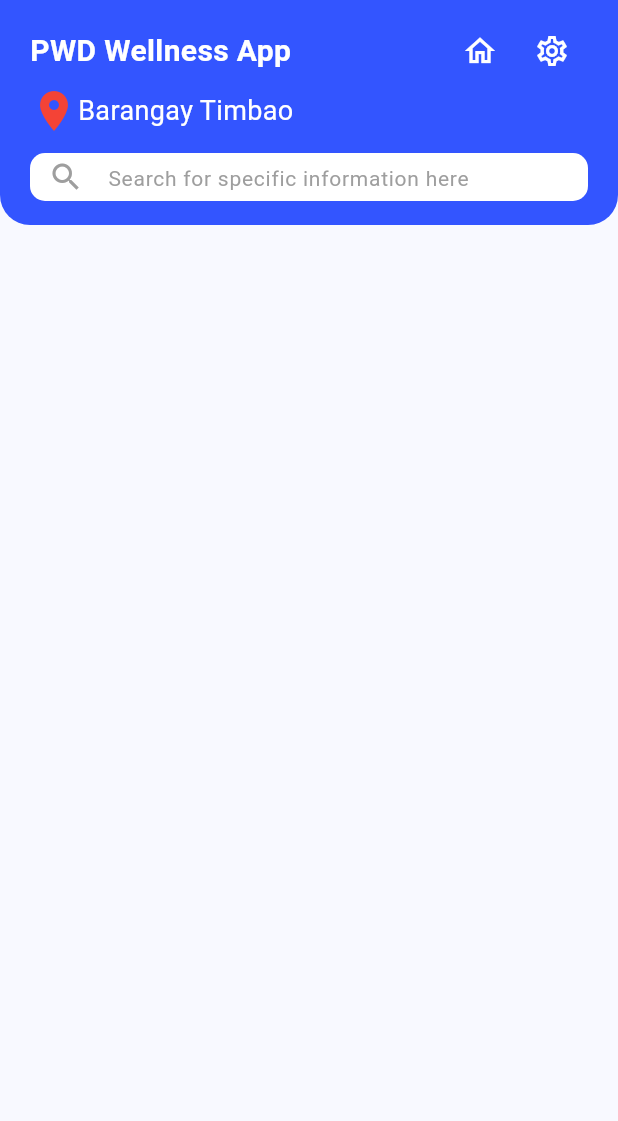
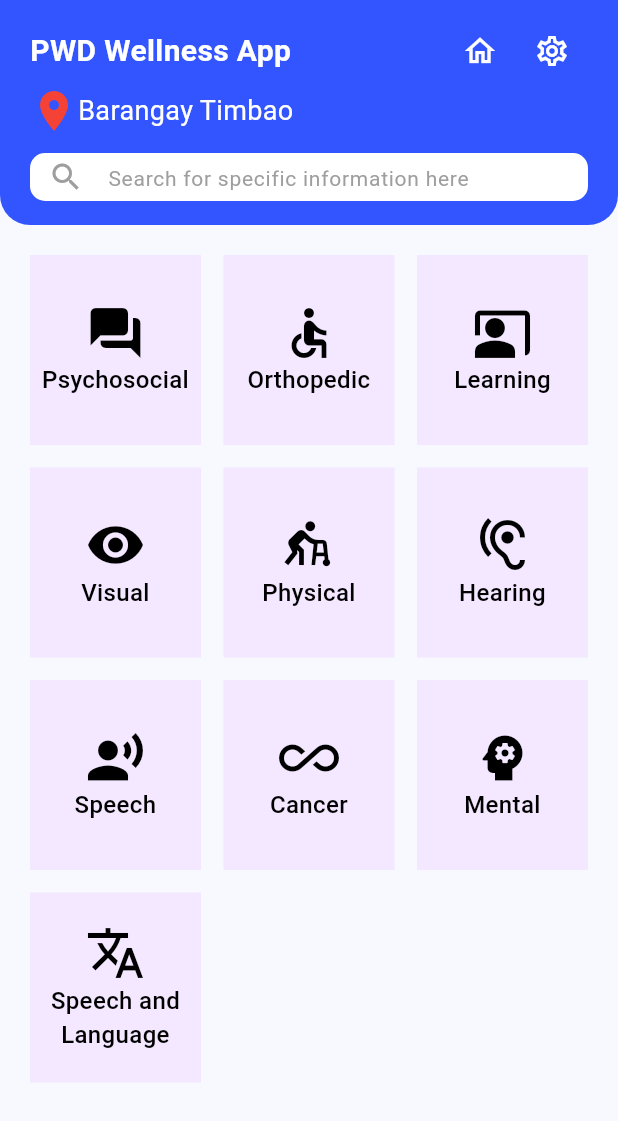
Before and after one commit to NBZion/NSTPPWDApp, a Flutter app: the screen it shows after launch, on a phone screen of 412 x 824 dp. Shown: the top 1121 px of the screen. Run offline on Flutter 3.47's test engine with Material 3 defaults, Android fonts, the phone set to English and light mode, and no system bars.

Commit message:
feat: Implement Disabilities Screen

```diff
--- a/lib/screens/DisabilitiesTab.dart
+++ b/lib/screens/DisabilitiesTab.dart
@@ -103,6 +103,77 @@ class DisabilitiesTabState extends State<DisabilitiesTab> {
           ),
         ),
       ),
+
+      body: Padding(
+        padding: const EdgeInsetsGeometry.all(20),
+        child: GridView.count(
+          crossAxisCount: 3,
+          crossAxisSpacing: 15,
+          mainAxisSpacing: 15,
+          childAspectRatio: 0.9,
+          children: [
+            DisabilityCard(icon: Icons.forum_rounded, label: "Psychosocial"),
+            DisabilityCard(icon: Icons.accessible, label: "Orthopedic"),
+            DisabilityCard(icon: Icons.co_present, label: "Learning"),
+            DisabilityCard(icon: Icons.visibility, label: "Visual"),
+            DisabilityCard(icon: Icons.assist_walker, label: "Physical"),
+            DisabilityCard(icon: Icons.hearing, label: "Hearing"),
+            DisabilityCard(icon: Icons.record_voice_over, label: "Speech"),
+            DisabilityCard(icon: Icons.all_inclusive, label: "Cancer"),
+            DisabilityCard(icon: Icons.psychology, label: "Mental"),
+            DisabilityCard(
+              icon: Icons.translate,
+              label: "Speech and\nLanguage",
+            ),
+          ],
+        ),
+      ),
     );
   }
 }
+
+class DisabilityCard extends StatelessWidget {
+  final IconData icon;
+  final String label;
+  // Add Navigation Variable Here
+  const DisabilityCard({
+    super.key,
+    required this.icon,
+    required this.label,
+    /*, Add navigation here */
+  });
+
+  @override
+  Widget build(BuildContext context) {
+    // TODO: implement build
+    return Material(
+      color: Colors.transparent,
+      child: InkWell(
+        onTap: () {
+          /* Navigation Logic */
+          print("Pressed");
+        },
+        child: Container(
+          width: 50,
+          height: 50,
+          decoration: BoxDecoration(color: HexColor.fromHex("#F3E8FF")),
+          child: Column(
+            mainAxisAlignment: MainAxisAlignment.center,
+            children: [
+              Icon(icon, size: 40, color: Colors.black),
+              Text(
+                label,
+                textAlign: TextAlign.center,
+                style: TextStyle(
+                  fontSize: 16,
+                  fontWeight: FontWeight.w500,
+                  color: Colors.black,
+                ),
+              ),
+            ],
+          ),
+        ),
+      ),
+    );
+  }
+}
```
